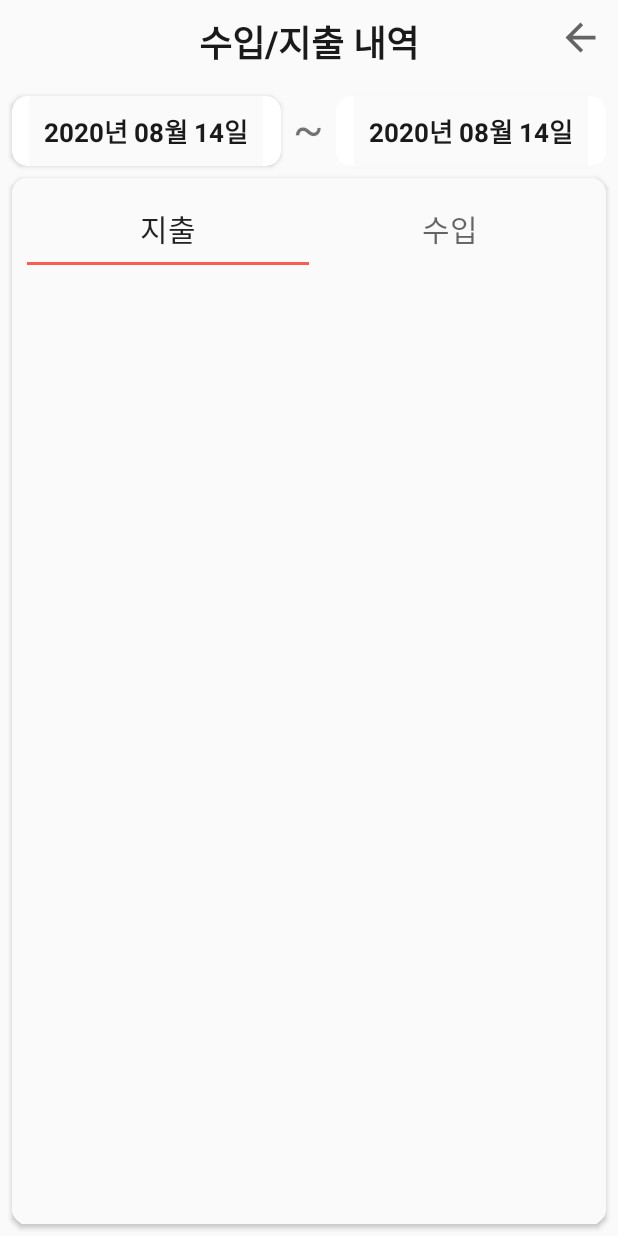
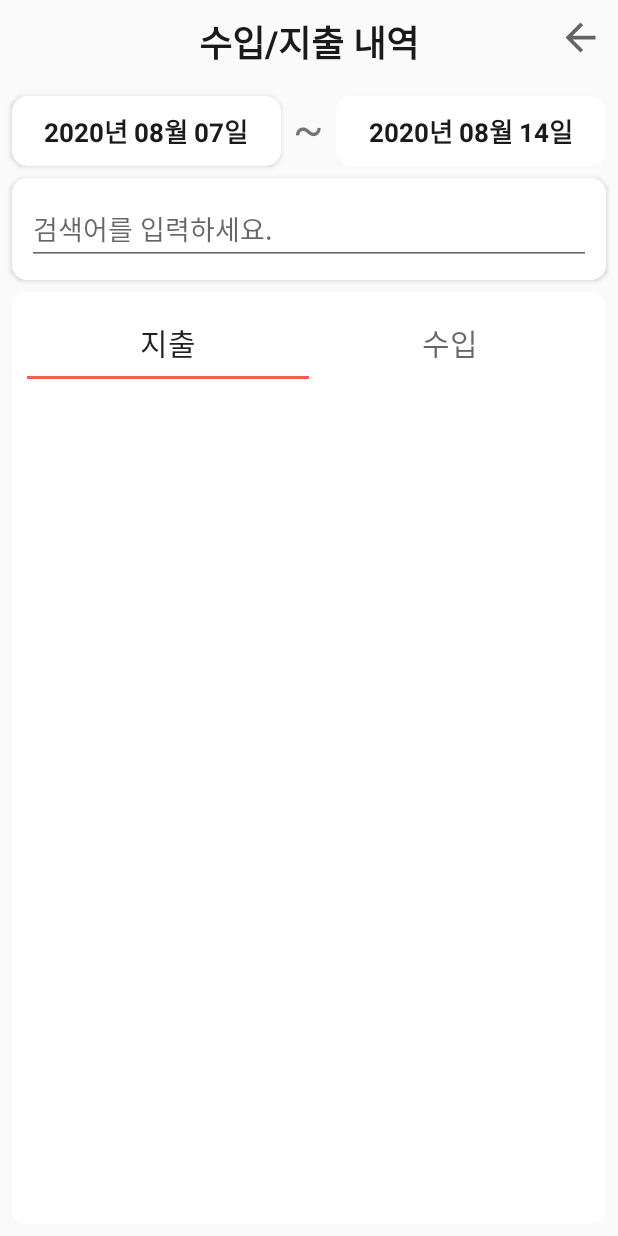
Before and after one commit to choisungyoung/TangA-Account-Book, an Android app: the fragment ExpenseFragment placed in its activity, on a phone screen of 412 x 824 dp. Run offline under Robolectric (Android 15) with nearby library versions, the phone set to English and light mode, and no system bars.

Commit message:
[기간별로 보기에 검색기능 추가]

```diff
--- a/app/src/main/java/com/example/sungyoung/testproject1/account/AccountDBHelper.java
+++ b/app/src/main/java/com/example/sungyoung/testproject1/account/AccountDBHelper.java
@@ -49,12 +49,16 @@ public class AccountDBHelper extends SQLiteOpenHelper {
         return cursor;
     }
 
-    public Cursor selectAccountByDateByDate(String startDate, String endDate, String imex) {
+    public Cursor selectAccountByDateByDate(String startDate, String endDate, String imex, String accountName) {
         SQLiteDatabase db = getReadableDatabase();
-        Cursor cursor = db.rawQuery("SELECT _id, date, accountname, price, imex FROM account where date >= ? and date <= ? and imex = ? order by date desc, _id;" ,  new String[]{startDate, endDate, imex});
+        String addQeury = "";
+        if(accountName != null && !"".equals(accountName)){
+            addQeury = "AND accountname like '%"+accountName+"%'";
+            Log.d("test", addQeury);
+        }
+        Cursor cursor = db.rawQuery("SELECT _id, date, accountname, price, imex FROM account where date >= ? and date <= ? and imex = ? "+addQeury+" order by date desc, _id;" ,  new String[]{startDate, endDate, imex});
         return cursor;
     }
-
     public Cursor selectAccountYest(String date) {
         SQLiteDatabase db = getReadableDatabase();
         Cursor cursor = db.rawQuery("SELECT sum(price) sum, imex FROM (select imex, price from account where date < ?) group by imex;" ,  new String[]{date});
--- a/app/src/main/java/com/example/sungyoung/testproject1/fragment/ExpenseFragment.java
+++ b/app/src/main/java/com/example/sungyoung/testproject1/fragment/ExpenseFragment.java
@@ -7,24 +7,32 @@ import android.net.Uri;
 import android.os.Bundle;
 import android.support.design.widget.TabLayout;
 import android.support.v4.app.Fragment;
+import android.text.Editable;
+import android.text.TextWatcher;
 import android.view.LayoutInflater;
 import android.view.View;
 import android.view.ViewGroup;
+import android.widget.ArrayAdapter;
+import android.widget.AutoCompleteTextView;
+import android.widget.Button;
 import android.widget.DatePicker;
 import android.widget.ListView;
 import android.widget.TextView;
+import android.widget.Toast;
 
 import com.example.sungyoung.testproject1.activity.AccountBookActivity;
 import com.example.sungyoung.testproject1.R;
 import com.example.sungyoung.testproject1.account.Account;
 import com.example.sungyoung.testproject1.account.AccountDBHelper;
 import com.example.sungyoung.testproject1.adapter.ImexListviewAdapter;
+import com.example.sungyoung.testproject1.util.Util;
 
 import java.text.SimpleDateFormat;
 import java.util.ArrayList;
 import java.util.Calendar;
 import java.util.Date;
 import java.util.GregorianCalendar;
+import java.util.List;
 import java.util.Locale;
 
 public class ExpenseFragment extends Fragment {
@@ -33,6 +41,11 @@ public class ExpenseFragment extends Fragment {
     TextView endDateText = null;
     TabLayout tabLaout = null;
     ListView listView = null;
+
+    //자동완성
+    private AutoCompleteTextView autoCompleteTextView = null;
+    public List<String> autoList;
+
     private AccountDBHelper dbHelper;
     private DatePickerDialog.OnDateSetListener startDateListener;
     private DatePickerDialog.OnDateSetListener endDateListener;
@@ -54,16 +67,22 @@ public class ExpenseFragment extends Fragment {
         View view = inflater.inflate(R.layout.fragment_expense, container, false);
         Date today = new Date();      // birthday 버튼의 초기화를 위해 date 객체와 SimpleDataFormat 사용
         SimpleDateFormat dateFormat = new SimpleDateFormat("yyyy년 MM월 dd일");
-        String result = dateFormat.format(today);
+        String endDate = dateFormat.format(today);
+        Date date = new Date(today.getTime()+(1000*60*60*24*-7));
+        String startDate = dateFormat.format(date);
 
         dbHelper = new AccountDBHelper(getContext());
         startDateText = (TextView) view.findViewById(R.id.startDateText);
         endDateText = (TextView) view.findViewById(R.id.endDateText);
         tabLaout = view.findViewById(R.id.tabLaout);
         listView = view.findViewById(R.id.listView);
-        startDateText.setText(result);
-        endDateText.setText(result);
 
+        //자동완성
+        autoCompleteTextView = (AutoCompleteTextView) view.findViewById(R.id.searchEditText);
+        endDateText.setText(endDate);
+        startDateText.setText(startDate);
+
+        initAutoComplete();
         initListener();
         selectAccount(tabLaout.getSelectedTabPosition());
         return view;
@@ -134,12 +153,44 @@ public class ExpenseFragment extends Fragment {
 
             }
         });
+
+        //자동완성 클릭이벤트
+        autoCompleteTextView.setOnFocusChangeListener(new View.OnFocusChangeListener(){
+            @Override
+            public void onFocusChange(View view, boolean b) {
+                if(b){
+                    Cursor autoCursor = dbHelper.selectAuto();
+                    autoList = new ArrayList<>();
+
+                    while (autoCursor.moveToNext()) {
+                        String name = autoCursor.getString(autoCursor.getColumnIndex("accountName"));
+                        autoList.add(name);
+                    }
+                    // AutoCompleteTextView 에 아답터를 연결한다.
+                    autoCompleteTextView.setAdapter(new ArrayAdapter<String>(getActivity(),
+                            android.R.layout.simple_dropdown_item_1line,  autoList ));
+
+                    Toast.makeText(getActivity(), autoList.toArray().toString(), Toast.LENGTH_SHORT);
+                    autoCompleteTextView.showDropDown();
+                }
+            }
+        });
+        autoCompleteTextView.addTextChangedListener(new TextWatcher() {
+            @Override //입력하기 전에 호출되는 API
+            public void beforeTextChanged(CharSequence s, int start, int count, int after) { }
+            @Override //EditText에 변화가 있을 때
+            public void onTextChanged(CharSequence s, int start, int before, int count) {
+                selectAccount(tabLaout.getSelectedTabPosition());
+            }
+            @Override
+            public void afterTextChanged(Editable editable) { }
+        });
     }
 
     public void selectAccount(int position){
         String imex1 = position == 0 ? "지출" : "수입";
 
-        Cursor cursor = dbHelper.selectAccountByDateByDate(startDateText.getText().toString(), endDateText.getText().toString(), imex1);
+        Cursor cursor = dbHelper.selectAccountByDateByDate(startDateText.getText().toString(), endDateText.getText().toString(), imex1, autoCompleteTextView.getText().toString());
         ArrayList<Account> aList = new ArrayList<>();
 
         String curDate = "";
@@ -165,7 +216,18 @@ public class ExpenseFragment extends Fragment {
         listView.setAdapter(iladapter);
     }
 
+    public void initAutoComplete() {
+        Cursor autoCursor = dbHelper.selectAuto();
+        autoList = new ArrayList<>();
 
+        while (autoCursor.moveToNext()) {
+            String name = autoCursor.getString(autoCursor.getColumnIndex("accountName"));
+            autoList.add(name);
+        }
+        // AutoCompleteTextView 에 아답터를 연결한다.
+        autoCompleteTextView.setAdapter(new ArrayAdapter<String>(getActivity(),
+                android.R.layout.simple_dropdown_item_1line,  autoList ));
+    }
 
 
     // TODO: Rename method, update argument and hook method into UI event
--- a/app/src/main/res/layout/fragment_expense.xml
+++ b/app/src/main/res/layout/fragment_expense.xml
@@ -47,7 +47,7 @@
                     android:layout_width="wrap_content"
                     android:layout_height="wrap_content"
                     android:layout_gravity="center"
-                    android:background="@color/colorCardView"
+                    android:background="@color/colorWhite"
                     android:gravity="center"
                     android:padding="10dp"
                     android:text="2020년 02월 25일"
@@ -80,7 +80,7 @@
                     android:layout_width="wrap_content"
                     android:layout_height="wrap_content"
                     android:layout_gravity="center"
-                    android:background="@color/colorCardView"
+                    android:background="@color/colorWhite"
                     android:gravity="center"
                     android:padding="10dp"
                     android:text="2020년 02월 25일"
@@ -90,7 +90,35 @@
             </android.support.v7.widget.CardView>
 
         </LinearLayout>
+        <android.support.v7.widget.CardView
+            android:id="@+id/inputCardview"
+            android:layout_width="match_parent"
+            android:layout_height="wrap_content"
+            android:layout_weight="0"
+            android:layout_marginStart="8dp"
+            android:layout_marginTop="4dp"
+            android:layout_marginEnd="8dp"
+            android:layout_marginBottom="4dp"
+            app:cardCornerRadius="10dp">
+            <LinearLayout
+                android:layout_width="match_parent"
+                android:layout_height="wrap_content"
+                android:background="@color/colorWhite"
+                android:orientation="horizontal"
+                android:padding="10dp">
 
+                <AutoCompleteTextView
+                    android:id="@+id/searchEditText"
+                    android:layout_width="0dp"
+                    android:layout_height="wrap_content"
+                    android:layout_weight="3"
+                    android:completionHint="자동완성됩니다."
+                    android:completionThreshold="0"
+                    android:ems="10"
+                    android:hint="검색어를 입력하세요." />
+            </LinearLayout>
+
+        </android.support.v7.widget.CardView>
         <android.support.v7.widget.CardView
             android:id="@+id/listCardview"
             android:layout_width="match_parent"
@@ -105,7 +133,7 @@
             <LinearLayout
                 android:layout_width="match_parent"
                 android:layout_height="match_parent"
-                android:background="@color/colorCardView"
+                android:background="@color/colorWhite"
                 android:orientation="vertical"
                 android:padding="10dp">
 
```
Also changed, not shown: app/src/main/java/com/example/sungyoung/testproject1/fragment/TodayFragment.java (indentation only), app/src/main/res/layout/fragment_today.xml (indentation only).
